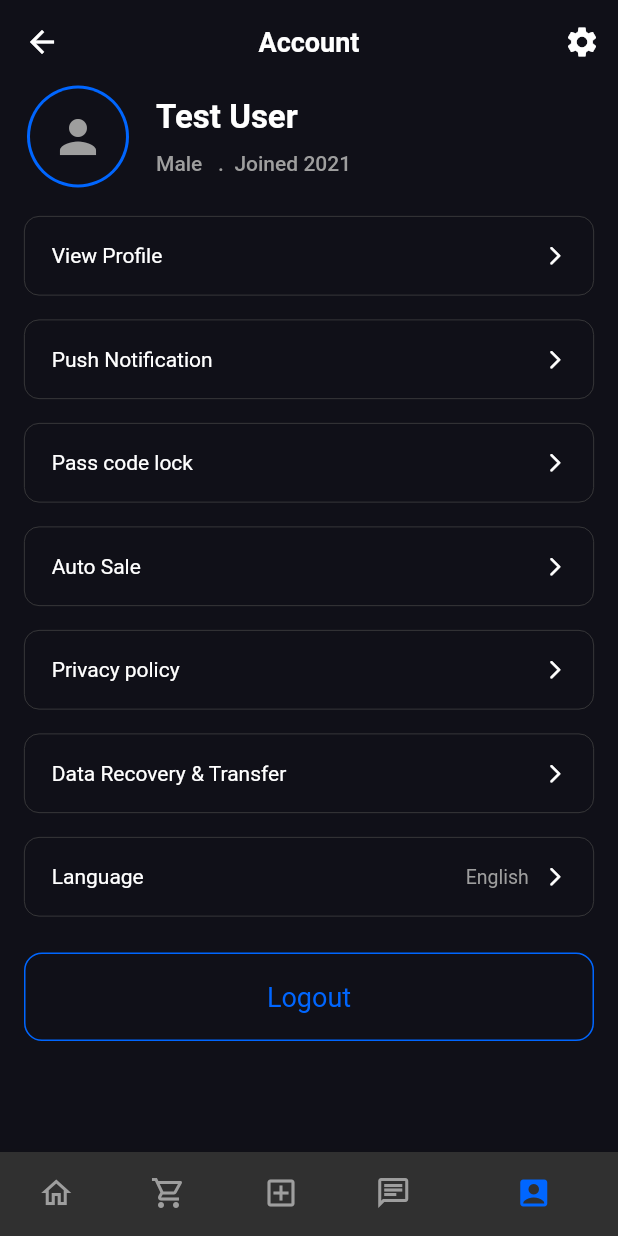
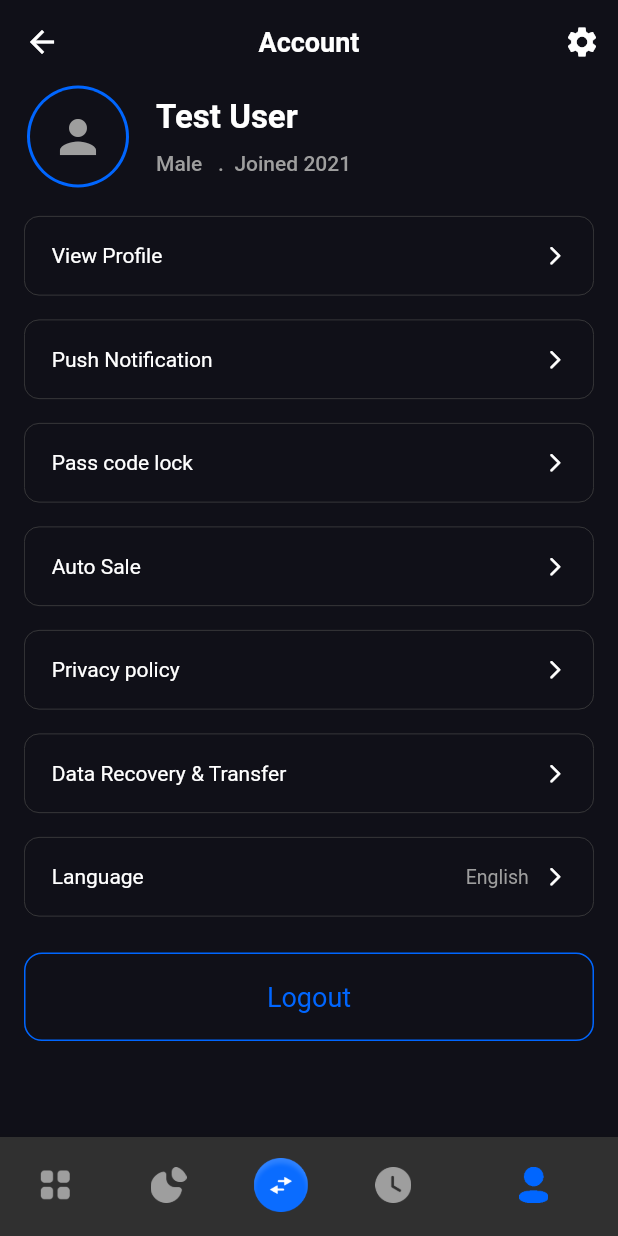
Before and after one commit to askabdulhaseeb/wuu-wallet-crypto, a Flutter app: the MainScreen screen opened by its route, item 5 of the bottom bar chosen, on a phone screen of 412 x 824 dp. Run offline on Flutter 3.47's test engine with Material 2 defaults, Android fonts, the light colour scheme and no system bars; our stand-ins replace cloud_firestore, extended_image, firebase_auth, firebase_core, introduction_screen, pin_code_fields; accounts and stored records are empty; network calls fail.

Commit message:
add bottom navigation icons

```diff
--- a/lib/screens/main_pages/profile_page.dart
+++ b/lib/screens/main_pages/profile_page.dart
@@ -19,6 +19,7 @@ class ProfilePage extends StatelessWidget {
         title: const Text('Account'),
         actions: <Widget>[
           IconButton(
+            splashRadius: 20,
             onPressed: () => Navigator.of(context).pushNamed(
               SettingScreen.rotueName,
             ),
--- a/lib/screens/main_screen/main_bottom_navigation_bar.dart
+++ b/lib/screens/main_screen/main_bottom_navigation_bar.dart
@@ -2,6 +2,7 @@ import 'package:flutter/material.dart';
 import 'package:provider/provider.dart';
 
 import '../../providers/app_provider.dart';
+import '../../utilities/app_images.dart';
 
 class MainBottomNavigationBar extends StatelessWidget {
   const MainBottomNavigationBar({Key? key}) : super(key: key);
@@ -9,7 +10,7 @@ class MainBottomNavigationBar extends StatelessWidget {
   Widget build(BuildContext context) {
     AppProvider navBar = Provider.of<AppProvider>(context);
     return BottomNavigationBar(
-      backgroundColor: Theme.of(context).scaffoldBackgroundColor,
+      backgroundColor: Colors.transparent,
       selectedLabelStyle: TextStyle(color: Theme.of(context).primaryColor),
       selectedItemColor: Theme.of(context).primaryColor,
       showUnselectedLabels: false,
@@ -17,30 +18,32 @@ class MainBottomNavigationBar extends StatelessWidget {
       unselectedItemColor: Colors.grey,
       currentIndex: navBar.currentTap,
       onTap: (int index) => navBar.onTabTapped(index),
-      items: const <BottomNavigationBarItem>[
+      items: <BottomNavigationBarItem>[
         BottomNavigationBarItem(
-          icon: Icon(Icons.home_outlined),
-          activeIcon: Icon(Icons.home_rounded),
+          icon: ImageIcon(AssetImage(AppImages.homeUnselected)),
+          activeIcon: ImageIcon(AssetImage(AppImages.homeSelected)),
           label: 'Home',
         ),
         BottomNavigationBarItem(
-          icon: Icon(Icons.shopping_cart_outlined),
-          activeIcon: Icon(Icons.shopping_cart),
-          label: 'Cart',
+          icon: ImageIcon(AssetImage(AppImages.profitUnselected)),
+          activeIcon: ImageIcon(AssetImage(AppImages.profitSelected)),
+          label: 'Profit',
         ),
         BottomNavigationBarItem(
-          icon: Icon(Icons.add_box_outlined),
-          activeIcon: Icon(Icons.add_box),
-          label: 'Add',
+          icon: SizedBox(
+            height: 36,
+            child: Image.asset(AppImages.exchangeIcon),
+          ),
+          label: 'Exchange',
         ),
         BottomNavigationBarItem(
-          icon: Icon(Icons.chat_outlined),
-          activeIcon: Icon(Icons.chat),
-          label: 'chat',
+          icon: ImageIcon(AssetImage(AppImages.timeUnselected)),
+          activeIcon: ImageIcon(AssetImage(AppImages.timeSelected)),
+          label: 'Time',
         ),
         BottomNavigationBarItem(
-          icon: Icon(Icons.account_box_outlined),
-          activeIcon: Icon(Icons.account_box),
+          icon: ImageIcon(AssetImage(AppImages.profileUnselected)),
+          activeIcon: ImageIcon(AssetImage(AppImages.profileSelected)),
           label: 'Profile',
         ),
       ],
--- a/lib/utilities/app_images.dart
+++ b/lib/utilities/app_images.dart
@@ -8,9 +8,22 @@ class AppImages {
   static String get google => 'assets/images/google.png';
 
   //
-  // logo
+  // logos
   //
   static String get logo2x => 'assets/logos/logo@2.png';
   static String get logo3x => 'assets/logos/logo@3.png';
   static String get logo4x => 'assets/logos/logo@4.png';
+
+  //
+  // icons
+  //
+  static String get homeSelected => 'assets/icons/home_selected.png';
+  static String get homeUnselected => 'assets/icons/home_unselected.png';
+  static String get profitSelected => 'assets/icons/profit_selected.png';
+  static String get profitUnselected => 'assets/icons/profit_unselected.png';
+  static String get timeSelected => 'assets/icons/time_selected.png';
+  static String get timeUnselected => 'assets/icons/time_unselected.png';
+  static String get profileSelected => 'assets/icons/profile_selected.png';
+  static String get profileUnselected => 'assets/icons/profile_unselected.png';
+  static String get exchangeIcon => 'assets/icons/exchange_icon.png';
 }
--- a/pubspec.yaml
+++ b/pubspec.yaml
@@ -41,4 +41,5 @@ flutter:
   assets:
     - assets/logos/
     - assets/images/
+    - assets/icons/
   #   - images/a_dot_ham.jpeg
```
Also changed, not shown: assets/icons/exchange_icon.png (added), assets/icons/home_selected.png (added), assets/icons/home_unselected.png (added), assets/icons/profile_selected.png (added), assets/icons/profile_unselected.png (added), assets/icons/profit_selected.png (added), assets/icons/profit_unselected.png (added), assets/icons/time_selected.png (added), assets/icons/time_unselected.png (added).
